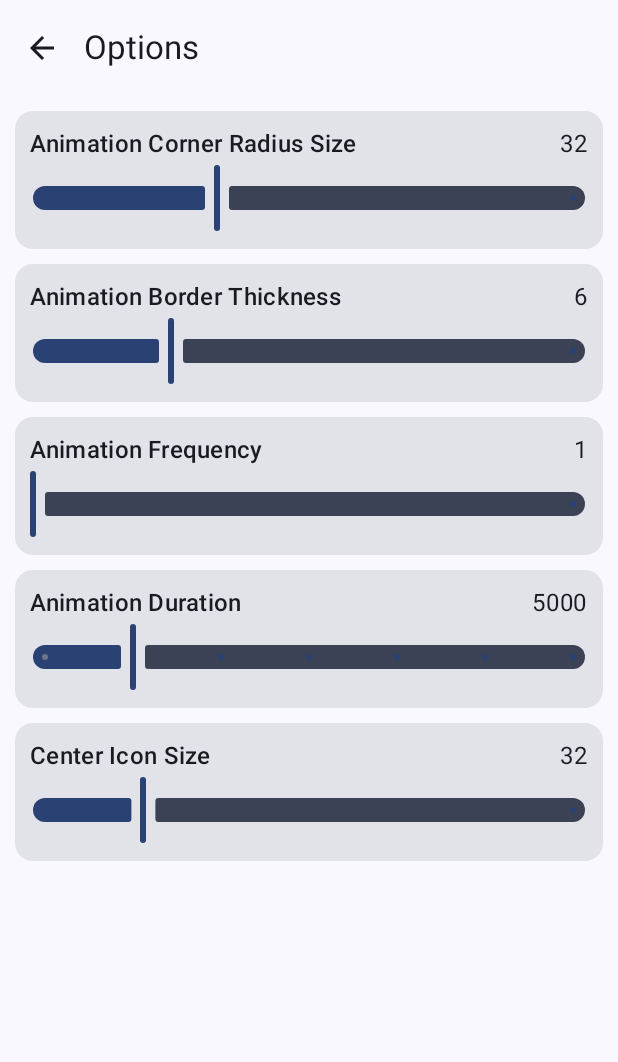
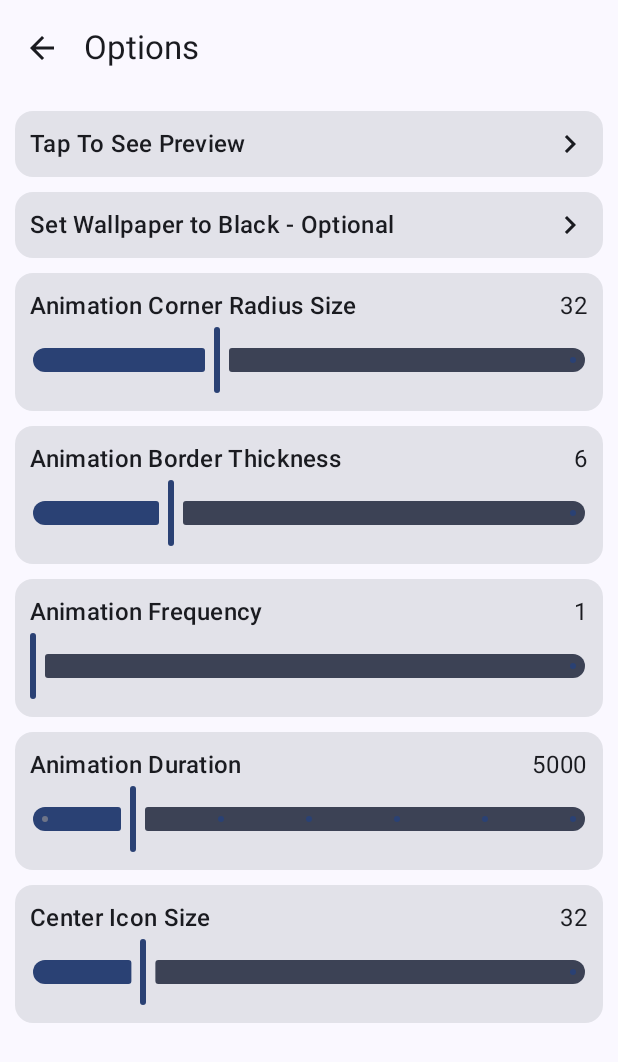
Before and after one commit to serkan-y38/Android-NotificationLighting, an Android app built with Jetpack Compose: the screen it shows after launch (MainActivity), after a tap on "Notification Lighting Settings", on a phone screen of 412 x 824 dp. Shown: the top 1062 px of the screen. Run offline under Robolectric (Android 15) with nearby library versions, the phone set to English and light mode, and no system bars; our stand-ins replace Dagger/Hilt's generated code; 1 statement that could not run was skipped.

Commit message:
minor changes

```diff
--- a/app/build.gradle.kts
+++ b/app/build.gradle.kts
@@ -92,6 +92,7 @@ dependencies {
 
     // Coroutines
     implementation(libs.kotlinx.coroutines.android)
+    implementation(libs.kotlinx.coroutines.core)
 
     // Navigation
     implementation(libs.androidx.navigation.compose)
--- a/app/src/main/AndroidManifest.xml
+++ b/app/src/main/AndroidManifest.xml
@@ -2,6 +2,7 @@
 <manifest xmlns:android="http://schemas.android.com/apk/res/android"
     xmlns:tools="http://schemas.android.com/tools">
 
+    <uses-permission android:name="android.permission.SET_WALLPAPER" />
     <uses-permission android:name="android.permission.SYSTEM_ALERT_WINDOW" />
     <uses-permission android:name="android.permission.WAKE_LOCK" />
     <uses-permission
--- a/app/src/main/java/com/example/notification_lighting/features/notification_lighting/presentation/screens/MainActivity.kt
+++ b/app/src/main/java/com/example/notification_lighting/features/notification_lighting/presentation/screens/MainActivity.kt
@@ -8,6 +8,7 @@ import androidx.compose.foundation.layout.fillMaxSize
 import androidx.compose.material3.MaterialTheme
 import androidx.compose.material3.Surface
 import androidx.compose.ui.Modifier
+import androidx.core.view.WindowCompat
 import androidx.navigation.compose.rememberNavController
 import com.example.notification_lighting.core.navigation.SetUpNavigationGraph
 import com.example.notification_lighting.features.notification_lighting.presentation.ui.theme.NotificationLightingTheme
@@ -18,6 +19,7 @@ class MainActivity : ComponentActivity() {
     override fun onCreate(savedInstanceState: Bundle?) {
         super.onCreate(savedInstanceState)
         enableEdgeToEdge()
+        WindowCompat.setDecorFitsSystemWindows(window, false)
         setContent {
             NotificationLightingTheme {
                 Surface(
--- a/app/src/main/java/com/example/notification_lighting/features/notification_lighting/presentation/screens/NotificationLightingActivity.kt
+++ b/app/src/main/java/com/example/notification_lighting/features/notification_lighting/presentation/screens/NotificationLightingActivity.kt
@@ -53,8 +53,10 @@ class NotificationLightingActivity : ComponentActivity() {
         WindowInsetsControllerCompat(window, window.decorView.rootView).let { controller ->
             controller.hide(WindowInsetsCompat.Type.navigationBars())
             controller.hide(WindowInsetsCompat.Type.statusBars())
+            /*
             controller.systemBarsBehavior =
                 WindowInsetsControllerCompat.BEHAVIOR_SHOW_TRANSIENT_BARS_BY_SWIPE
+             */
         }
 
         window.setFlags(
--- a/app/src/main/java/com/example/notification_lighting/features/notification_lighting/presentation/screens/lighting_settings_screen/LightingSettingsScreen.kt
+++ b/app/src/main/java/com/example/notification_lighting/features/notification_lighting/presentation/screens/lighting_settings_screen/LightingSettingsScreen.kt
@@ -21,13 +21,23 @@ fun NotificationLightingSettingsScreen(
     )
 
     HorizontalPager(
+        userScrollEnabled = false,
         state = pagerState,
-        modifier = Modifier
-            .fillMaxSize()
+        modifier = Modifier.fillMaxSize()
     ) { page ->
         when (page) {
-            0 -> LightingOptionsScreen(navController = navController, viewModel = viewModel)
-            1 -> LightingPreviewScreen(viewModel = viewModel)
+            0 ->
+                LightingOptionsScreen(
+                    navController = navController,
+                    viewModel = viewModel,
+                    pagerState = pagerState
+                )
+
+            1 ->
+                LightingPreviewScreen(
+                    viewModel = viewModel,
+                    pagerState = pagerState
+                )
         }
     }
 }
--- a/app/src/main/java/com/example/notification_lighting/features/notification_lighting/presentation/screens/lighting_settings_screen/pager_screens/LightingOptionsScreen.kt
+++ b/app/src/main/java/com/example/notification_lighting/features/notification_lighting/presentation/screens/lighting_settings_screen/pager_screens/LightingOptionsScreen.kt
@@ -1,7 +1,12 @@
 package com.example.notification_lighting.features.notification_lighting.presentation.screens.lighting_settings_screen.pager_screens
 
 import android.app.Activity
+import android.app.WallpaperManager
+import android.graphics.Bitmap
+import android.graphics.Canvas
+import android.graphics.Color
 import android.view.WindowManager
+import androidx.compose.foundation.clickable
 import androidx.compose.foundation.layout.Arrangement
 import androidx.compose.foundation.layout.Column
 import androidx.compose.foundation.layout.Row
@@ -9,8 +14,10 @@ import androidx.compose.foundation.layout.fillMaxSize
 import androidx.compose.foundation.layout.fillMaxWidth
 import androidx.compose.foundation.layout.padding
 import androidx.compose.foundation.layout.wrapContentHeight
+import androidx.compose.foundation.pager.PagerState
 import androidx.compose.material.icons.Icons
 import androidx.compose.material.icons.automirrored.filled.ArrowBack
+import androidx.compose.material.icons.automirrored.filled.KeyboardArrowRight
 import androidx.compose.material3.Card
 import androidx.compose.material3.ExperimentalMaterial3Api
 import androidx.compose.material3.Icon
@@ -19,6 +26,8 @@ import androidx.compose.material3.MaterialTheme
 import androidx.compose.material3.Scaffold
 import androidx.compose.material3.Slider
 import androidx.compose.material3.SliderDefaults
+import androidx.compose.material3.SnackbarHost
+import androidx.compose.material3.SnackbarHostState
 import androidx.compose.material3.Text
 import androidx.compose.material3.TopAppBar
 import androidx.compose.runtime.Composable
@@ -26,39 +35,42 @@ import androidx.compose.runtime.LaunchedEffect
 import androidx.compose.runtime.getValue
 import androidx.compose.runtime.mutableFloatStateOf
 import androidx.compose.runtime.remember
+import androidx.compose.runtime.rememberCoroutineScope
 import androidx.compose.runtime.setValue
 import androidx.compose.ui.Modifier
 import androidx.compose.ui.platform.LocalContext
 import androidx.compose.ui.unit.dp
+import androidx.core.graphics.createBitmap
 import androidx.core.view.WindowCompat
 import androidx.core.view.WindowInsetsCompat
-import androidx.core.view.WindowInsetsControllerCompat
 import androidx.navigation.NavHostController
 import com.example.notification_lighting.features.notification_lighting.presentation.screens.lighting_settings_screen.LightingSettingsViewModel
+import kotlinx.coroutines.launch
 
 @OptIn(ExperimentalMaterial3Api::class)
 @Composable
 fun LightingOptionsScreen(
-    navController: NavHostController, viewModel: LightingSettingsViewModel
+    navController: NavHostController, viewModel: LightingSettingsViewModel, pagerState: PagerState
 ) {
+    val context = LocalContext.current
     val activity = LocalContext.current as Activity
-    WindowCompat.setDecorFitsSystemWindows(activity.window, false)
 
-    WindowInsetsControllerCompat(
-        activity.window,
-        activity.window.decorView.rootView
-    ).let { controller ->
+    val controller =
+        WindowCompat.getInsetsController(activity.window, activity.window.decorView.rootView)
+
     controller.show(WindowInsetsCompat.Type.navigationBars())
     controller.show(WindowInsetsCompat.Type.statusBars())
-        controller.systemBarsBehavior =
-            WindowInsetsControllerCompat.BEHAVIOR_SHOW_TRANSIENT_BARS_BY_SWIPE
-    }
 
     activity.window.clearFlags(
         WindowManager.LayoutParams.FLAG_LAYOUT_NO_LIMITS
     )
 
     val optionsState = viewModel.state.value
+    val scope = rememberCoroutineScope()
+
+    val hostState = remember {
+        SnackbarHostState()
+    }
 
     var sliderPositionCornerRadiusSize by remember {
         mutableFloatStateOf(optionsState.screenCornerRadiusSize.toFloat())
@@ -88,15 +100,21 @@ fun LightingOptionsScreen(
         sliderPositionIconSize = optionsState.iconSize.toFloat()
     }
 
-    Scaffold(topBar = {
+    Scaffold(
+        snackbarHost = {
+            SnackbarHost(hostState = hostState)
+        },
+        topBar = {
             TopAppBar(navigationIcon = {
                 IconButton(onClick = { navController.popBackStack() }) {
                     Icon(
-                    imageVector = Icons.AutoMirrored.Filled.ArrowBack, contentDescription = "Back"
+                        imageVector = Icons.AutoMirrored.Filled.ArrowBack,
+                        contentDescription = "Back"
                     )
                 }
             }, title = { Text(text = "Options") })
-    }) { padding ->
+        }
+    ) { padding ->
         Column(
             modifier = Modifier
                 .fillMaxSize()
@@ -107,6 +125,64 @@ fun LightingOptionsScreen(
                     .fillMaxWidth()
                     .wrapContentHeight()
                     .padding(all = 10.dp)
+                    .clickable {
+                        scope.launch {
+                            pagerState.animateScrollToPage(pagerState.currentPage + 1)
+                        }
+                    }
+            ) {
+                Row(
+                    horizontalArrangement = Arrangement.SpaceBetween,
+                    modifier = Modifier
+                        .fillMaxWidth()
+                        .padding(all = 10.dp)
+                ) {
+                    Text(text = "Tap To See Preview", style = MaterialTheme.typography.titleMedium)
+                    Icon(
+                        imageVector = Icons.AutoMirrored.Filled.KeyboardArrowRight,
+                        contentDescription = "icon"
+                    )
+                }
+            }
+            Card(
+                modifier = Modifier
+                    .fillMaxWidth()
+                    .wrapContentHeight()
+                    .padding(start = 10.dp, end = 10.dp, bottom = 10.dp)
+                    .clickable {
+                        val bitmap = createBitmap(100, 100, Bitmap.Config.ARGB_8888)
+                        Canvas(bitmap).drawColor(Color.BLACK)
+
+                        WallpaperManager
+                            .getInstance(context)
+                            .setBitmap(bitmap, null, true, WallpaperManager.FLAG_LOCK)
+
+                        scope.launch {
+                            hostState.showSnackbar(message = "Lock screen wallpaper set to black")
+                        }
+                    }
+            ) {
+                Row(
+                    horizontalArrangement = Arrangement.SpaceBetween,
+                    modifier = Modifier
+                        .fillMaxWidth()
+                        .padding(all = 10.dp)
+                ) {
+                    Text(
+                        text = "Set Wallpaper to Black - Optional",
+                        style = MaterialTheme.typography.titleMedium
+                    )
+                    Icon(
+                        imageVector = Icons.AutoMirrored.Filled.KeyboardArrowRight,
+                        contentDescription = "icon"
+                    )
+                }
+            }
+            Card(
+                modifier = Modifier
+                    .fillMaxWidth()
+                    .wrapContentHeight()
+                    .padding(start = 10.dp, end = 10.dp, bottom = 10.dp)
             ) {
                 Column(
                     modifier = Modifier
--- a/app/src/main/java/com/example/notification_lighting/features/notification_lighting/presentation/screens/settings_screen/SettingsScreen.kt
+++ b/app/src/main/java/com/example/notification_lighting/features/notification_lighting/presentation/screens/settings_screen/SettingsScreen.kt
@@ -11,9 +11,7 @@ import androidx.compose.foundation.layout.fillMaxWidth
 import androidx.compose.foundation.layout.padding
 import androidx.compose.foundation.layout.wrapContentHeight
 import androidx.compose.material.icons.Icons
-import androidx.compose.material.icons.automirrored.filled.KeyboardArrowLeft
 import androidx.compose.material.icons.automirrored.filled.KeyboardArrowRight
-import androidx.compose.material.icons.filled.KeyboardArrowLeft
 import androidx.compose.material3.Card
 import androidx.compose.material3.ExperimentalMaterial3Api
 import androidx.compose.material3.HorizontalDivider
@@ -42,7 +40,6 @@ import com.example.notification_lighting.core.navigation.NavigationGraph
 @Composable
 @ExperimentalMaterial3Api
 fun SettingsScreen(navController: NavController) {
-
 
     Scaffold(
         modifier = Modifier.fillMaxSize(),
@@ -213,5 +210,5 @@ fun NotificationOverlayPermissionCard() {
 @Composable
 @Preview(showSystemUi = true)
 fun Preview() {
-    SettingsScreen(navController = rememberNavController());
+    SettingsScreen(navController = rememberNavController())
 }
--- a/gradle/libs.versions.toml
+++ b/gradle/libs.versions.toml
@@ -22,7 +22,7 @@ ksp = "2.0.0-1.0.22"
 palette = "1.0.0"
 drawablepainter = "0.34.0"
 
-kotlinxCoroutinesAndroid = "1.8.1"
+coroutines = "1.8.1"
 accompanistSystemuicontroller = "0.34.0"
 datastorePreferences = "1.1.1"
 serialization = "1.7.1"
@@ -46,7 +46,9 @@ androidx-ui = { module = "androidx.compose.ui:ui" }
 androidx-lifecycle-runtime-ktx = { module = "androidx.lifecycle:lifecycle-runtime-ktx", version.ref = "lifecycleRuntimeKtx" }
 junit = { module = "junit:junit", version.ref = "junit" }
 
-kotlinx-coroutines-android = { module = "org.jetbrains.kotlinx:kotlinx-coroutines-android", version.ref = "kotlinxCoroutinesAndroid" }
+kotlinx-coroutines-android = { module = "org.jetbrains.kotlinx:kotlinx-coroutines-android", version.ref = "coroutines" }
+kotlinx-coroutines-core = { module = "org.jetbrains.kotlinx:kotlinx-coroutines-core", version.ref = "coroutines" }
+
 accompanist-systemuicontroller = { module = "com.google.accompanist:accompanist-systemuicontroller", version.ref = "accompanistSystemuicontroller" }
 androidx-datastore-preferences = { module = "androidx.datastore:datastore-preferences", version.ref = "datastorePreferences" }
 kotlinx-serialization-json = { module = "org.jetbrains.kotlinx:kotlinx-serialization-json", version.ref = "serialization" }
```
Also changed, not shown: app/src/main/java/com/example/notification_lighting/features/notification_lighting/presentation/screens/lighting_settings_screen/pager_screens/LightingPreviewScreen.kt (+30 -15 lines). Lines whose indentation alone changed are shown as unchanged.
